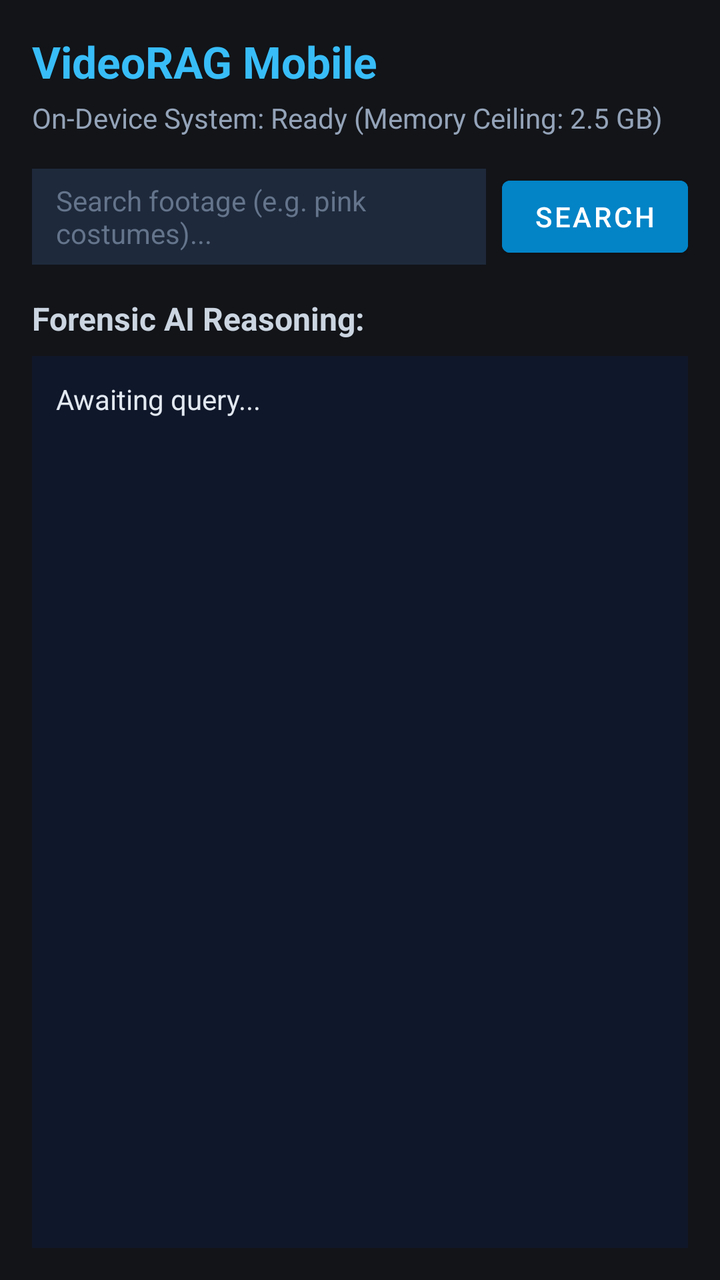
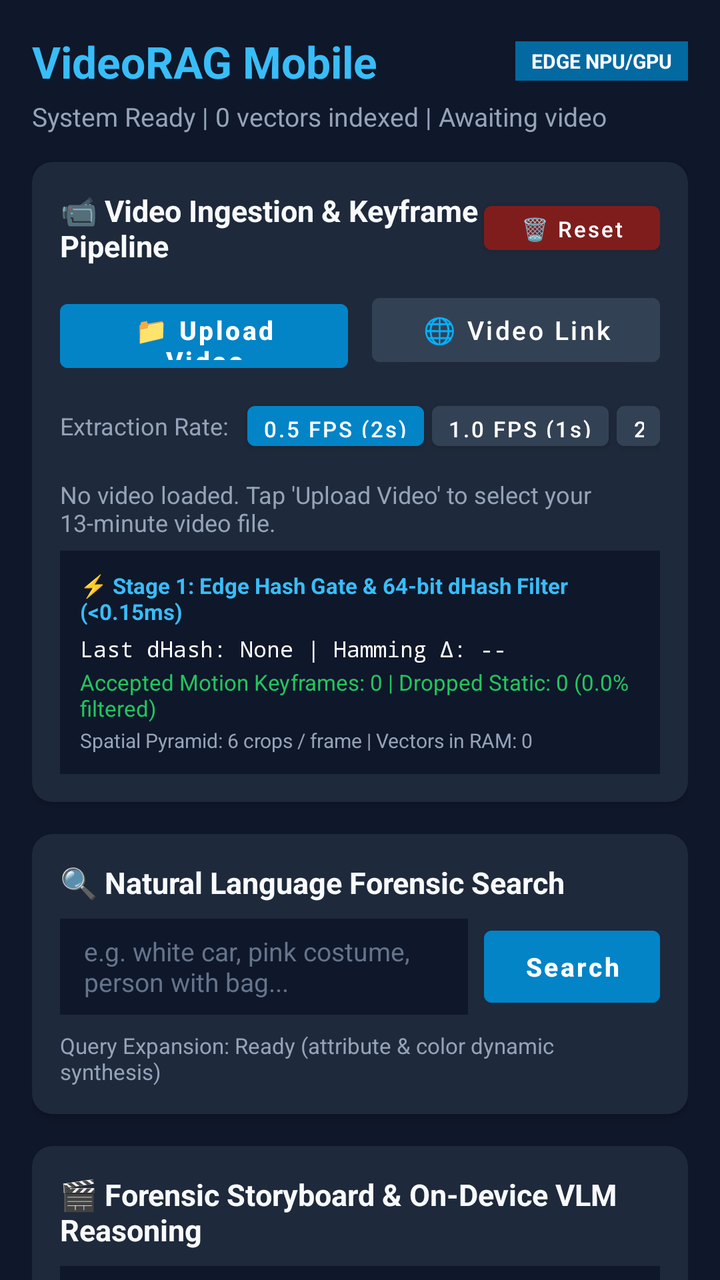

Screens rendered from an Android XML layout before and after an edit, with the pre-edit source and the edit as a unified diff.
<!-- AndroidManifest.xml: activity theme Theme.VideoRAG -->
<!-- res/layout/activity_main.xml -->
<?xml version="1.0" encoding="utf-8"?>
<LinearLayout xmlns:android="http://schemas.android.com/apk/res/android"
    android:layout_width="match_parent"
    android:layout_height="match_parent"
    android:orientation="vertical"
    android:background="#121418"
    android:padding="16dp">

    <TextView
        android:layout_width="match_parent"
        android:layout_height="wrap_content"
        android:text="VideoRAG Mobile"
        android:textColor="#38bdf8"
        android:textSize="22sp"
        android:textStyle="bold"
        android:layout_marginBottom="4dp" />

    <TextView
        android:id="@+id/tvStatus"
        android:layout_width="match_parent"
        android:layout_height="wrap_content"
        android:text="On-Device System: Ready (Memory Ceiling: 2.5 GB)"
        android:textColor="#94a3b8"
        android:textSize="14sp"
        android:layout_marginBottom="16dp" />

    <LinearLayout
        android:layout_width="match_parent"
        android:layout_height="wrap_content"
        android:orientation="horizontal"
        android:layout_marginBottom="16dp">

        <EditText
            android:id="@+id/etQuery"
            android:layout_width="0dp"
            android:layout_height="48dp"
            android:layout_weight="1"
            android:background="#1e293b"
            android:hint="Search footage (e.g. pink costumes)..."
            android:textColorHint="#64748b"
            android:textColor="#f8fafc"
            android:paddingHorizontal="12dp"
            android:textSize="14sp" />

        <Button
            android:id="@+id/btnSearch"
            android:layout_width="wrap_content"
            android:layout_height="48dp"
            android:text="Search"
            android:backgroundTint="#0284c7"
            android:textColor="#ffffff"
            android:layout_marginStart="8dp" />
    </LinearLayout>

    <TextView
        android:layout_width="match_parent"
        android:layout_height="wrap_content"
        android:text="Forensic AI Reasoning:"
        android:textColor="#cbd5e1"
        android:textSize="16sp"
        android:textStyle="bold"
        android:layout_marginBottom="8dp" />

    <ScrollView
        android:layout_width="match_parent"
        android:layout_height="0dp"
        android:layout_weight="1"
        android:background="#0f172a"
        android:padding="12dp">

        <TextView
            android:id="@+id/tvResults"
            android:layout_width="match_parent"
            android:layout_height="wrap_content"
            android:text="Awaiting query..."
            android:textColor="#e2e8f0"
            android:textSize="14sp"
            android:lineSpacingExtra="4dp" />
    </ScrollView>

</LinearLayout>
<!-- resources referenced by this layout -->
<resources>
  <style name="Theme.VideoRAG" parent="Theme.MaterialComponents.DayNight.NoActionBar">
          <item name="colorPrimary">@color/primary</item>
          <item name="colorPrimaryDark">@color/primary_dark</item>
          <item name="colorAccent">@color/accent</item>
          <item name="android:windowBackground">@color/bg_dark</item>
      </style>
  <color name="primary">#0284c7</color>
  <color name="primary_dark">#0369a1</color>
  <color name="accent">#38bdf8</color>
  <color name="bg_dark">#121418</color>
</resources>

<!-- the commit's change to res/layout/activity_main.xml (unified diff, before → after) -->
@@ -1,81 +1,411 @@
 <?xml version="1.0" encoding="utf-8"?>
-<LinearLayout xmlns:android="http://schemas.android.com/apk/res/android"
+<androidx.core.widget.NestedScrollView xmlns:android="http://schemas.android.com/apk/res/android"
+    xmlns:app="http://schemas.android.com/apk/res-auto"
     android:layout_width="match_parent"
     android:layout_height="match_parent"
-    android:orientation="vertical"
-    android:background="#121418"
-    android:padding="16dp">
-
-    <TextView
-        android:layout_width="match_parent"
-        android:layout_height="wrap_content"
-        android:text="VideoRAG Mobile"
-        android:textColor="#38bdf8"
-        android:textSize="22sp"
-        android:textStyle="bold"
-        android:layout_marginBottom="4dp" />
-
-    <TextView
-        android:id="@+id/tvStatus"
-        android:layout_width="match_parent"
-        android:layout_height="wrap_content"
-        android:text="On-Device System: Ready (Memory Ceiling: 2.5 GB)"
-        android:textColor="#94a3b8"
-        android:textSize="14sp"
-        android:layout_marginBottom="16dp" />
+    android:background="@color/bg_dark"
+    android:fillViewport="true">
 
     <LinearLayout
         android:layout_width="match_parent"
         android:layout_height="wrap_content"
-        android:orientation="horizontal"
-        android:layout_marginBottom="16dp">
-
-        <EditText
-            android:id="@+id/etQuery"
-            android:layout_width="0dp"
-            android:layout_height="48dp"
-            android:layout_weight="1"
-            android:background="#1e293b"
-            android:hint="Search footage (e.g. pink costumes)..."
-            android:textColorHint="#64748b"
-            android:textColor="#f8fafc"
-            android:paddingHorizontal="12dp"
-            android:textSize="14sp" />
-
-        <Button
-            android:id="@+id/btnSearch"
-            android:layout_width="wrap_content"
-            android:layout_height="48dp"
-            android:text="Search"
-            android:backgroundTint="#0284c7"
-            android:textColor="#ffffff"
-            android:layout_marginStart="8dp" />
-    </LinearLayout>
-
-    <TextView
-        android:layout_width="match_parent"
-        android:layout_height="wrap_content"
-        android:text="Forensic AI Reasoning:"
-        android:textColor="#cbd5e1"
-        android:textSize="16sp"
-        android:textStyle="bold"
-        android:layout_marginBottom="8dp" />
-
-    <ScrollView
-        android:layout_width="match_parent"
-        android:layout_height="0dp"
-        android:layout_weight="1"
-        android:background="#0f172a"
-        android:padding="12dp">
-
-        <TextView
-            android:id="@+id/tvResults"
+        android:orientation="vertical"
+        android:padding="16dp">
+
+        
+        <LinearLayout
             android:layout_width="match_parent"
             android:layout_height="wrap_content"
-            android:text="Awaiting query..."
-            android:textColor="#e2e8f0"
-            android:textSize="14sp"
-            android:lineSpacingExtra="4dp" />
-    </ScrollView>
-
-</LinearLayout>
+            android:orientation="horizontal"
+            android:gravity="center_vertical"
+            android:layout_marginBottom="4dp">
+
+            <TextView
+                android:layout_width="0dp"
+                android:layout_height="wrap_content"
+                android:layout_weight="1"
+                android:text="VideoRAG Mobile"
+                android:textColor="@color/accent"
+                android:textSize="22sp"
+                android:textStyle="bold" />
+
+            <TextView
+                android:layout_width="wrap_content"
+                android:layout_height="wrap_content"
+                android:background="#0369a1"
+                android:paddingHorizontal="8dp"
+                android:paddingVertical="3dp"
+                android:text="EDGE NPU/GPU"
+                android:textColor="#ffffff"
+                android:textSize="10sp"
+                android:textStyle="bold" />
+        </LinearLayout>
+
+        <TextView
+            android:id="@+id/tvStatus"
+            android:layout_width="match_parent"
+            android:layout_height="wrap_content"
+            android:text="System Ready | 0 vectors indexed | Awaiting video"
+            android:textColor="@color/text_muted"
+            android:textSize="13sp"
+            android:layout_marginBottom="14dp" />
+
+        
+        <androidx.cardview.widget.CardView
+            android:layout_width="match_parent"
+            android:layout_height="wrap_content"
+            android:layout_marginBottom="16dp"
+            app:cardBackgroundColor="@color/card_bg"
+            app:cardCornerRadius="10dp"
+            app:cardElevation="2dp">
+
+            <LinearLayout
+                android:layout_width="match_parent"
+                android:layout_height="wrap_content"
+                android:orientation="vertical"
+                android:padding="14dp">
+
+                <LinearLayout
+                    android:layout_width="match_parent"
+                    android:layout_height="wrap_content"
+                    android:orientation="horizontal"
+                    android:gravity="center_vertical"
+                    android:layout_marginBottom="10dp">
+
+                    <TextView
+                        android:layout_width="0dp"
+                        android:layout_height="wrap_content"
+                        android:layout_weight="1"
+                        android:text="📹 Video Ingestion &amp; Keyframe Pipeline"
+                        android:textColor="@color/text_main"
+                        android:textSize="15sp"
+                        android:textStyle="bold" />
+
+                    <Button
+                        android:id="@+id/btnClearAll"
+                        android:layout_width="wrap_content"
+                        android:layout_height="34dp"
+                        android:backgroundTint="#7f1d1d"
+                        android:text="🗑️ Reset"
+                        android:textAllCaps="false"
+                        android:textColor="#ffffff"
+                        android:textSize="11sp"
+                        android:paddingHorizontal="8dp" />
+                </LinearLayout>
+
+                
+                <LinearLayout
+                    android:layout_width="match_parent"
+                    android:layout_height="wrap_content"
+                    android:orientation="horizontal"
+                    android:layout_marginBottom="10dp">
+
+                    <Button
+                        android:id="@+id/btnPickVideo"
+                        android:layout_width="0dp"
+                        android:layout_height="44dp"
+                        android:layout_weight="1"
+                        android:backgroundTint="#0284c7"
+                        android:text="📁 Upload Video"
+                        android:textAllCaps="false"
+                        android:textColor="#ffffff"
+                        android:textSize="13sp"
+                        android:textStyle="bold"
+                        android:layout_marginEnd="6dp" />
+
+                    <Button
+                        android:id="@+id/btnToggleUrl"
+                        android:layout_width="0dp"
+                        android:layout_height="44dp"
+                        android:layout_weight="1"
+                        android:backgroundTint="#334155"
+                        android:text="🌐 Video Link"
+                        android:textAllCaps="false"
+                        android:textColor="#ffffff"
+                        android:textSize="13sp"
+                        android:layout_marginStart="6dp" />
+                </LinearLayout>
+
+                
+                <LinearLayout
+                    android:layout_width="match_parent"
+                    android:layout_height="wrap_content"
+                    android:orientation="horizontal"
+                    android:gravity="center_vertical"
+                    android:layout_marginBottom="10dp">
+
+                    <TextView
+                        android:layout_width="wrap_content"
+                        android:layout_height="wrap_content"
+                        android:text="Extraction Rate: "
+                        android:textColor="@color/text_muted"
+                        android:textSize="12sp" />
+
+                    <Button
+                        android:id="@+id/btnFps05"
+                        android:layout_width="wrap_content"
+                        android:layout_height="32dp"
+                        android:backgroundTint="#0284c7"
+                        android:text="0.5 FPS (2s)"
+                        android:textAllCaps="false"
+                        android:textColor="#ffffff"
+                        android:textSize="11sp"
+                        android:layout_marginStart="6dp"
+                        android:paddingHorizontal="8dp" />
+
+                    <Button
+                        android:id="@+id/btnFps10"
+                        android:layout_width="wrap_content"
+                        android:layout_height="32dp"
+                        android:backgroundTint="#334155"
+                        android:text="1.0 FPS (1s)"
+                        android:textAllCaps="false"
+                        android:textColor="#ffffff"
+                        android:textSize="11sp"
+                        android:layout_marginStart="4dp"
+                        android:paddingHorizontal="8dp" />
+
+                    <Button
+                        android:id="@+id/btnFps20"
+                        android:layout_width="wrap_content"
+                        android:layout_height="32dp"
+                        android:backgroundTint="#334155"
+                        android:text="2.0 FPS"
+                        android:textAllCaps="false"
+                        android:textColor="#ffffff"
+                        android:textSize="11sp"
+                        android:layout_marginStart="4dp"
+                        android:paddingHorizontal="8dp" />
+                </LinearLayout>
+
+                
+                <LinearLayout
+                    android:id="@+id/layoutUrlInput"
+                    android:layout_width="match_parent"
+                    android:layout_height="wrap_content"
+                    android:orientation="horizontal"
+                    android:visibility="gone"
+                    android:layout_marginBottom="10dp">
+
+                    <EditText
+                        android:id="@+id/etVideoUrl"
+                        android:layout_width="0dp"
+                        android:layout_height="42dp"
+                        android:layout_weight="1"
+                        android:background="#0f172a"
+                        android:hint="Enter direct video URL (.mp4)..."
+                        android:textColorHint="#64748b"
+                        android:textColor="@color/text_main"
+                        android:paddingHorizontal="10dp"
+                        android:textSize="12sp" />
+
+                    <Button
+                        android:id="@+id/btnDownloadUrl"
+                        android:layout_width="wrap_content"
+                        android:layout_height="42dp"
+                        android:backgroundTint="#0284c7"
+                        android:text="Fetch &amp; Index"
+                        android:textAllCaps="false"
+                        android:textColor="#ffffff"
+                        android:textSize="12sp"
+                        android:layout_marginStart="6dp" />
+                </LinearLayout>
+
+                
+                <TextView
+                    android:id="@+id/tvIngestionInfo"
+                    android:layout_width="match_parent"
+                    android:layout_height="wrap_content"
+                    android:text="No video loaded. Tap 'Upload Video' to select your 13-minute video file."
+                    android:textColor="@color/text_muted"
+                    android:textSize="12sp"
+                    android:layout_marginBottom="6dp" />
+
+                
+                <ProgressBar
+                    android:id="@+id/pbIngestion"
+                    style="?android:attr/progressBarStyleHorizontal"
+                    android:layout_width="match_parent"
+                    android:layout_height="8dp"
+                    android:progressTint="@color/accent"
+                    android:visibility="gone"
+                    android:layout_marginBottom="10dp" />
+
+                
+                <LinearLayout
+                    android:id="@+id/layoutHashTelemetry"
+                    android:layout_width="match_parent"
+                    android:layout_height="wrap_content"
+                    android:orientation="vertical"
+                    android:background="#0f172a"
+                    android:padding="10dp">
+
+                    <TextView
+                        android:layout_width="match_parent"
+                        android:layout_height="wrap_content"
+                        android:text="⚡ Stage 1: Edge Hash Gate &amp; 64-bit dHash Filter (&lt;0.15ms)"
+                        android:textColor="@color/accent"
+                        android:textSize="11sp"
+                        android:textStyle="bold"
+                        android:layout_marginBottom="4dp" />
+
+                    <TextView
+                        android:id="@+id/tvHashValue"
+                        android:layout_width="match_parent"
+                        android:layout_height="wrap_content"
+                        android:fontFamily="monospace"
+                        android:text="Last dHash: None | Hamming Δ: --"
+                        android:textColor="@color/text_main"
+                        android:textSize="11sp" />
+
+                    <TextView
+                        android:id="@+id/tvGateMetrics"
+                        android:layout_width="match_parent"
+                        android:layout_height="wrap_content"
+                        android:text="Accepted Motion Keyframes: 0 | Dropped Static: 0 (0.0% filtered)"
+                        android:textColor="@color/success"
+                        android:textSize="11sp"
+                        android:layout_marginTop="2dp" />
+
+                    <TextView
+                        android:id="@+id/tvPyramidMetrics"
+                        android:layout_width="match_parent"
+                        android:layout_height="wrap_content"
+                        android:text="Spatial Pyramid: 6 crops / frame | Vectors in RAM: 0"
+                        android:textColor="@color/text_muted"
+                        android:textSize="10sp"
+                        android:layout_marginTop="2dp" />
+                </LinearLayout>
+
+            </LinearLayout>
+        </androidx.cardview.widget.CardView>
+
+        
+        <androidx.cardview.widget.CardView
+            android:layout_width="match_parent"
+            android:layout_height="wrap_content"
+            android:layout_marginBottom="16dp"
+            app:cardBackgroundColor="@color/card_bg"
+            app:cardCornerRadius="10dp"
+            app:cardElevation="2dp">
+
+            <LinearLayout
+                android:layout_width="match_parent"
+                android:layout_height="wrap_content"
+                android:orientation="vertical"
+                android:padding="14dp">
+
+                <TextView
+                    android:layout_width="match_parent"
+                    android:layout_height="wrap_content"
+                    android:text="🔍 Natural Language Forensic Search"
+                    android:textColor="@color/text_main"
+                    android:textSize="15sp"
+                    android:textStyle="bold"
+                    android:layout_marginBottom="8dp" />
+
+                <LinearLayout
+                    android:layout_width="match_parent"
+                    android:layout_height="wrap_content"
+                    android:orientation="horizontal"
+                    android:layout_marginBottom="8dp">
+
+                    <EditText
+                        android:id="@+id/etQuery"
+                        android:layout_width="0dp"
+                        android:layout_height="48dp"
+                        android:layout_weight="1"
+                        android:background="#0f172a"
+                        android:hint="e.g. white car, pink costume, person with bag..."
+                        android:textColorHint="#64748b"
+                        android:textColor="@color/text_main"
+                        android:paddingHorizontal="12dp"
+                        android:textSize="13sp" />
+
+                    <Button
+                        android:id="@+id/btnSearch"
+                        android:layout_width="wrap_content"
+                        android:layout_height="48dp"
+                        android:text="Search"
+                        android:textAllCaps="false"
+                        android:backgroundTint="#0284c7"
+                        android:textColor="#ffffff"
+                        android:textSize="13sp"
+                        android:textStyle="bold"
+                        android:layout_marginStart="8dp" />
+                </LinearLayout>
+
+                
+                <TextView
+                    android:id="@+id/tvExpandedQuery"
+                    android:layout_width="match_parent"
+                    android:layout_height="wrap_content"
+                    android:text="Query Expansion: Ready (attribute &amp; color dynamic synthesis)"
+                    android:textColor="@color/text_muted"
+                    android:textSize="11sp" />
+
+            </LinearLayout>
+        </androidx.cardview.widget.CardView>
+
+        
+        <androidx.cardview.widget.CardView
+            android:layout_width="match_parent"
+            android:layout_height="wrap_content"
+            android:layout_marginBottom="16dp"
+            app:cardBackgroundColor="@color/card_bg"
+            app:cardCornerRadius="10dp"
+            app:cardElevation="2dp">
+
+            <LinearLayout
+                android:layout_width="match_parent"
+                android:layout_height="wrap_content"
+                android:orientation="vertical"
+                android:padding="14dp">
+
+                <TextView
+                    android:layout_width="match_parent"
+                    android:layout_height="wrap_content"
+                    android:text="🎬 Forensic Storyboard &amp; On-Device VLM Reasoning"
+                    android:textColor="@color/text_main"
+                    android:textSize="15sp"
+                    android:textStyle="bold"
+                    android:layout_marginBottom="8dp" />
+
+                
+                <HorizontalScrollView
+                    android:id="@+id/scrollStoryboard"
+                    android:layout_width="match_parent"
+                    android:layout_height="wrap_content"
+                    android:visibility="gone"
+                    android:layout_marginBottom="10dp">
+
+                    <LinearLayout
+                        android:id="@+id/layoutStoryboardThumbnails"
+                        android:layout_width="wrap_content"
+                        android:layout_height="wrap_content"
+                        android:orientation="horizontal" />
+                </HorizontalScrollView>
+
+                
+                <LinearLayout
+                    android:layout_width="match_parent"
+                    android:layout_height="wrap_content"
+                    android:orientation="vertical"
+                    android:background="#0f172a"
+                    android:padding="12dp">
+
+                    <TextView
+                        android:id="@+id/tvResults"
+                        android:layout_width="match_parent"
+                        android:layout_height="wrap_content"
+                        android:text="Awaiting query. Upload a video file to extract keyframes, then search for any visual moment."
+                        android:textColor="#e2e8f0"
+                        android:textSize="13sp"
+                        android:lineSpacingExtra="4dp" />
+                </LinearLayout>
+
+            </LinearLayout>
+        </androidx.cardview.widget.CardView>
+
+    </LinearLayout>
+</androidx.core.widget.NestedScrollView>
<!-- resource entries referenced after the edit -->
@@ -9,6 +9,10 @@
   <color name="primary">#0284c7</color>
   <color name="primary_dark">#0369a1</color>
   <color name="accent">#38bdf8</color>
-  <color name="bg_dark">#121418</color>
+  <color name="bg_dark">#0f172a</color>
+  <color name="card_bg">#1e293b</color>
+  <color name="success">#22c55e</color>
+  <color name="text_main">#f8fafc</color>
+  <color name="text_muted">#94a3b8</color>
 </resources>
 
